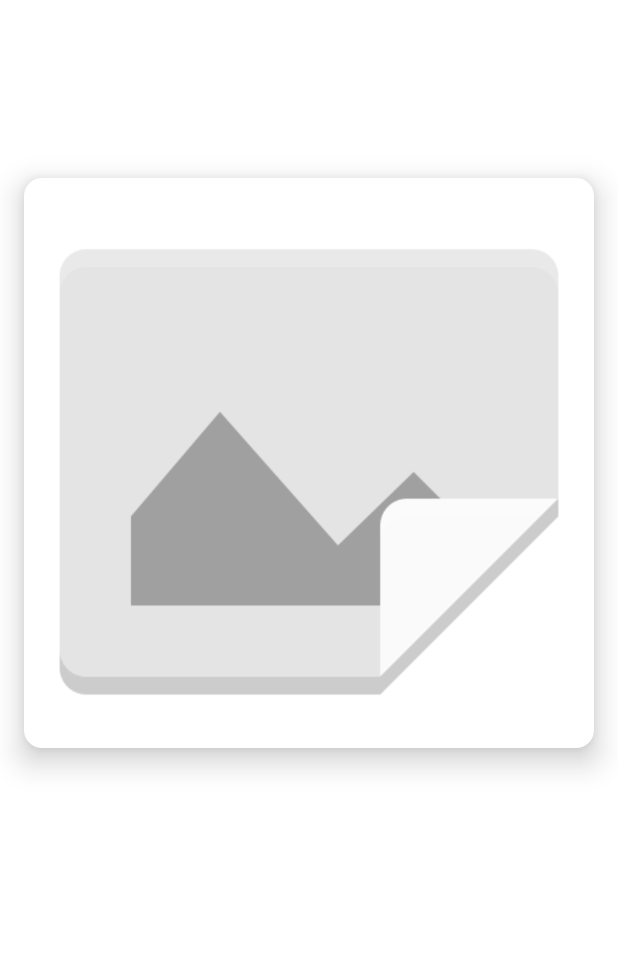
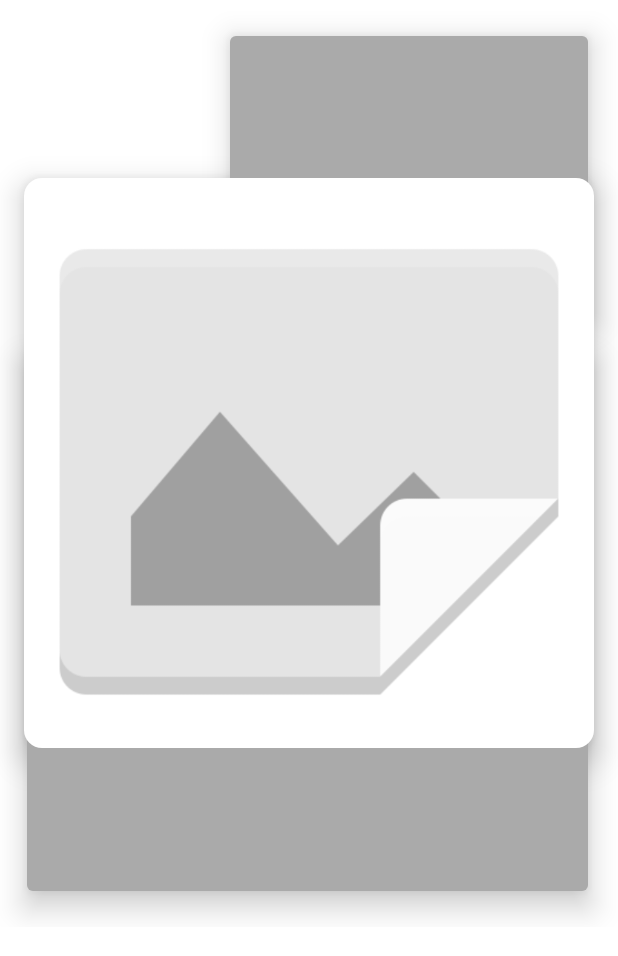
Before and after one commit to destroyboy/hustest, an Android app: the layout film_row.xml on its own in the app's theme, with its tools: preview values and no code run, on a phone screen of 412 x 824 dp. Shown: the top 956 px of the screen. Run offline under Robolectric (Android 15) with nearby library versions, the phone set to English and light mode, and no system bars.

Commit message:
Added some views behind the poster which can show the movie details. Layout is a bit ugly but it works. Will try a scale or alpha animation on the detail info areas. Need at least to hide them, as they obscure the missing image icon.

```diff
--- a/app/src/main/java/live/bolder/hustest/PosterLayout.java
+++ b/app/src/main/java/live/bolder/hustest/PosterLayout.java
@@ -1,7 +1,9 @@
 package live.bolder.hustest;
 
 import android.content.Context;
+import android.content.res.Resources;
 import android.util.AttributeSet;
+import android.util.TypedValue;
 import android.view.Choreographer;
 import android.view.animation.Animation;
 import android.view.animation.ScaleAnimation;
@@ -15,6 +17,8 @@ public class PosterLayout extends RelativeLayout {
     ImageView posterImage;
     Animation shrink_poster;
     Animation expand_poster;
+    RelativeLayout info_area_1;
+    RelativeLayout info_area_2;
 
     enum State {
         Poster,
@@ -142,5 +146,33 @@ public class PosterLayout extends RelativeLayout {
     protected void onFinishInflate() {
         super.onFinishInflate();
         posterImage = findViewById( R.id.poster_image );
+        info_area_1 = findViewById( R.id.info_area_1 );
+        info_area_2 = findViewById( R.id.info_area_2 );
+    }
+
+    float dipToPx( float dip ) {
+        Resources r = getResources();
+        return TypedValue.applyDimension( TypedValue.COMPLEX_UNIT_DIP,
+                dip,
+                r.getDisplayMetrics()
+        );
+    }
+
+    @Override
+    protected void onLayout(boolean changed, int l, int t, int r, int b) {
+        super.onLayout(changed, l, t, r, b);
+        float w = getWidth();
+        float h = getHeight();
+        info_area_1.layout(
+                ( int ) ( w * 0.33f + dipToPx( 18 ) ),
+                ( int )dipToPx( 24 ),
+                ( int ) w - ( int )dipToPx( 20 ),
+                ( int )( w * 0.515f ) );
+
+        info_area_2.layout(
+                ( int )dipToPx( 18 ),
+                ( int )( w * 0.51f + dipToPx( 24 ) ),
+                ( int ) w - ( int )dipToPx( 20 ),
+                ( int )( h - dipToPx( 24 ) ) );
     }
 }
--- /dev/null
+++ b/app/src/main/res/drawable/rounded_corners_black.xml
@@ -0,0 +1,10 @@
+<?xml version="1.0" encoding="utf-8"?>
+<shape xmlns:android="http://schemas.android.com/apk/res/android"
+    android:shape="rectangle">
+    <corners android:radius="4dp" />
+    <solid android:color="@android:color/darker_gray" />
+
+    <!--<stroke
+        android:width="1dp"
+        android:color="@color/colorWhite" />-->
+</shape>
--- a/app/src/main/res/layout/film_row.xml
+++ b/app/src/main/res/layout/film_row.xml
@@ -6,6 +6,20 @@
     android:layout_height="match_parent"
     android:padding="16dp"
     android:clipToPadding="false">
+    <RelativeLayout
+        android:id="@+id/info_area_1"
+        android:layout_width="0dp"
+        android:layout_height="0dp"
+        android:elevation="12dp"
+        android:background="@drawable/rounded_corners_black">
+    </RelativeLayout>
+    <RelativeLayout
+        android:id="@+id/info_area_2"
+        android:layout_width="0dp"
+        android:layout_height="0dp"
+        android:elevation="12dp"
+        android:background="@drawable/rounded_corners_black">
+    </RelativeLayout>
     <ImageView
             android:id="@+id/poster_image"
             android:layout_width="match_parent"
@@ -15,6 +29,6 @@
             android:src="@drawable/imagemissing"
             android:adjustViewBounds="true"
             android:scaleType="fitCenter"
-            android:background="@drawable/rounded_corners"
+            android:background="@drawable/rounded_corners_white"
             android:elevation="12dp"/>
 </live.bolder.hustest.PosterLayout>
```
Also changed, not shown: app/src/main/res/drawable/rounded_corners_white.xml (renamed from app/src/main/res/drawable/rounded_corners.xml).
